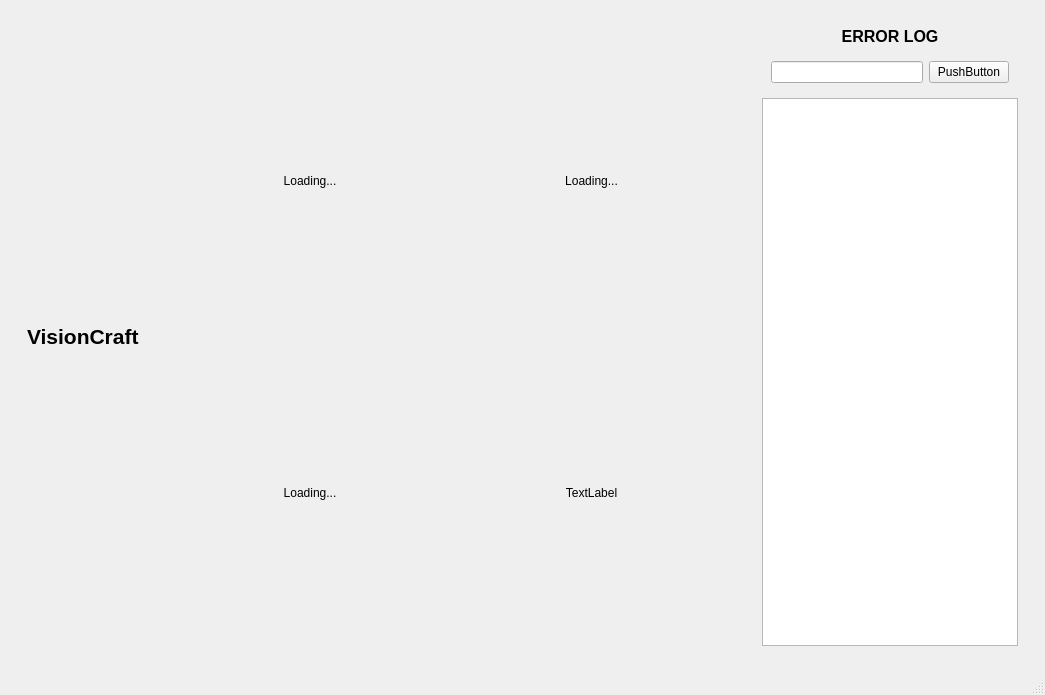
Above: client_qt/home.ui from VisionCraft2025/client_qt before the change. Below: the same form after it.
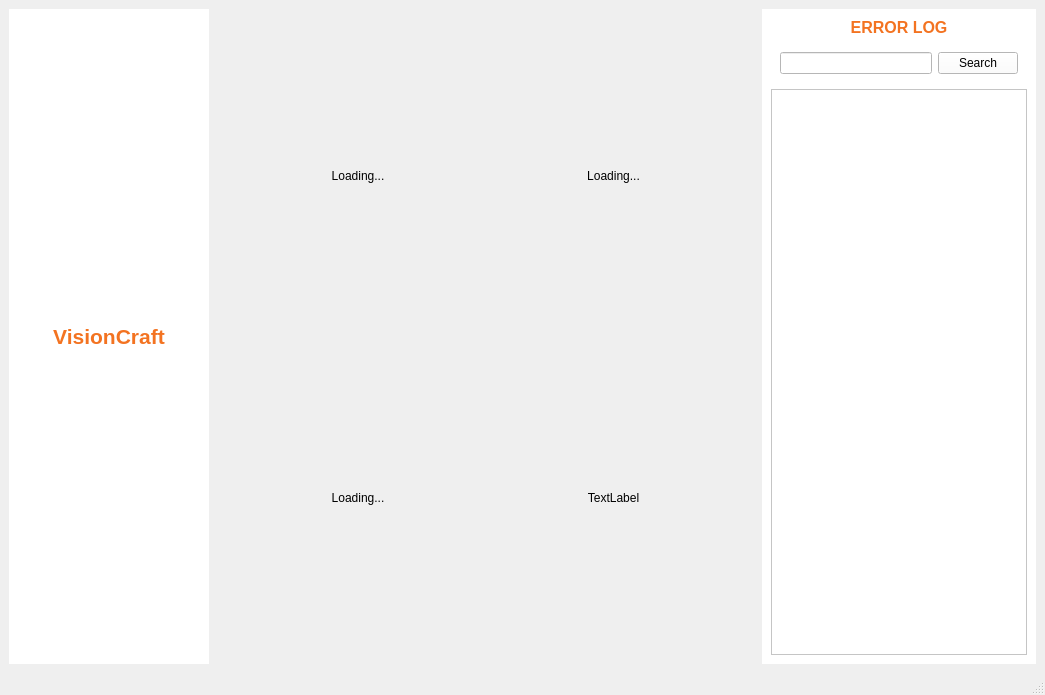
That is the form after the change.

Commit message: Style/#15: Change style

```diff
--- a/client_qt/home.ui
+++ b/client_qt/home.ui
@@ -10,30 +10,78 @@
     <height>695</height>
    </rect>
   </property>
+  <property name="sizePolicy">
+   <sizepolicy hsizetype="Preferred" vsizetype="Preferred">
+    <horstretch>0</horstretch>
+    <verstretch>0</verstretch>
+   </sizepolicy>
+  </property>
   <property name="windowTitle">
    <string>MainWindow</string>
   </property>
   <widget class="QWidget" name="centralwidget">
    <layout class="QVBoxLayout" name="verticalLayout_4">
+    <property name="leftMargin">
+     <number>0</number>
+    </property>
+    <property name="topMargin">
+     <number>0</number>
+    </property>
+    <property name="rightMargin">
+     <number>0</number>
+    </property>
+    <property name="bottomMargin">
+     <number>0</number>
+    </property>
     <item>
      <widget class="QWidget" name="widget" native="true">
       <layout class="QHBoxLayout" name="horizontalLayout">
        <item>
         <widget class="QWidget" name="leftPanel" native="true">
+         <property name="minimumSize">
+          <size>
+           <width>200</width>
+           <height>0</height>
+          </size>
+         </property>
+         <property name="autoFillBackground">
+          <bool>false</bool>
+         </property>
+         <property name="styleSheet">
+          <string notr="true">background-color: white;</string>
+         </property>
          <layout class="QVBoxLayout" name="verticalLayout">
+          <property name="topMargin">
+           <number>11</number>
+          </property>
+          <property name="bottomMargin">
+           <number>11</number>
+          </property>
           <item>
            <widget class="QLabel" name="VisionCraft">
+            <property name="sizePolicy">
+             <sizepolicy hsizetype="Preferred" vsizetype="Preferred">
+              <horstretch>0</horstretch>
+              <verstretch>0</verstretch>
+             </sizepolicy>
+            </property>
             <property name="font">
              <font>
               <pointsize>16</pointsize>
               <bold>true</bold>
              </font>
             </property>
+            <property name="styleSheet">
+             <string notr="true">color: rgb(243, 115, 33);</string>
+            </property>
             <property name="text">
              <string>VisionCraft</string>
             </property>
+            <property name="alignment">
+             <set>Qt::AlignmentFlag::AlignCenter</set>
+            </property>
             <property name="margin">
-             <number>10</number>
+             <number>0</number>
             </property>
            </widget>
           </item>
@@ -130,6 +178,9 @@
            <verstretch>0</verstretch>
           </sizepolicy>
          </property>
+         <property name="styleSheet">
+          <string notr="true">background-color: white;</string>
+         </property>
          <layout class="QVBoxLayout" name="verticalLayout_3">
           <item>
            <widget class="QLabel" name="label">
@@ -139,6 +190,9 @@
               <bold>true</bold>
              </font>
             </property>
+            <property name="styleSheet">
+             <string notr="true">color: rgb(243, 115, 33);</string>
+            </property>
             <property name="text">
              <string>ERROR LOG</string>
             </property>
@@ -149,6 +203,12 @@
           </item>
           <item>
            <widget class="QWidget" name="widget_2" native="true">
+            <property name="sizePolicy">
+             <sizepolicy hsizetype="Expanding" vsizetype="Fixed">
+              <horstretch>0</horstretch>
+              <verstretch>0</verstretch>
+             </sizepolicy>
+            </property>
             <layout class="QHBoxLayout" name="horizontalLayout_4">
              <item>
               <widget class="QLineEdit" name="lineEdit"/>
@@ -156,7 +216,7 @@
              <item>
               <widget class="QPushButton" name="pushButton">
                <property name="text">
-                <string>PushButton</string>
+                <string>Search</string>
                </property>
               </widget>
              </item>
```
The commit also changes 1 other file.
